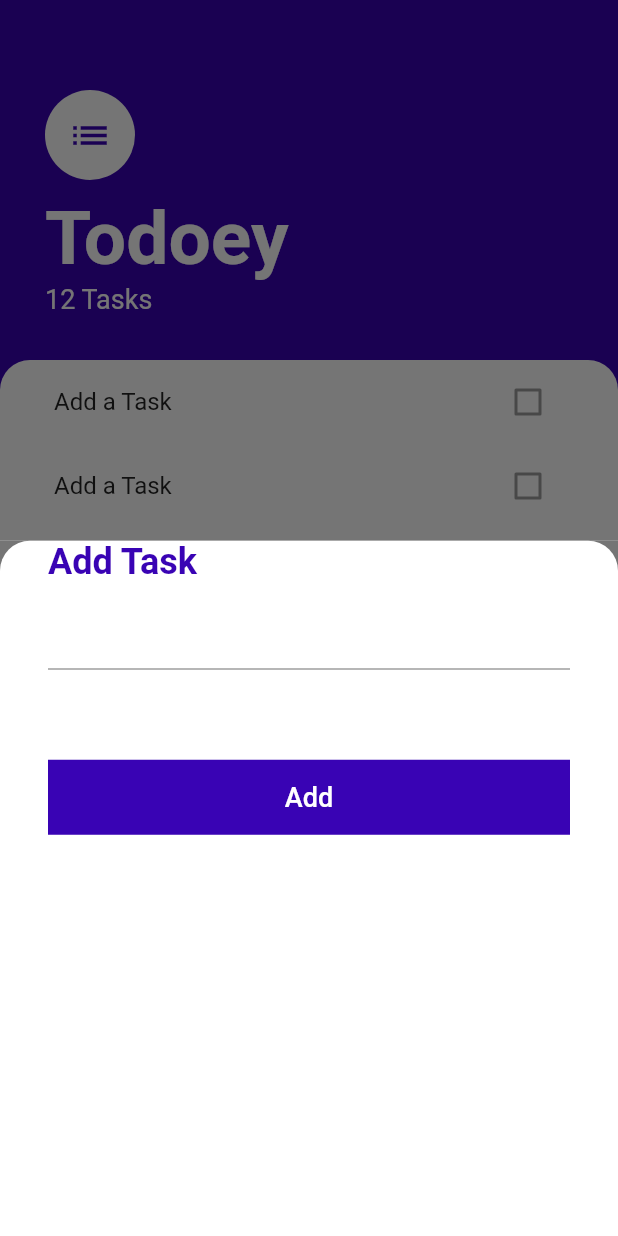
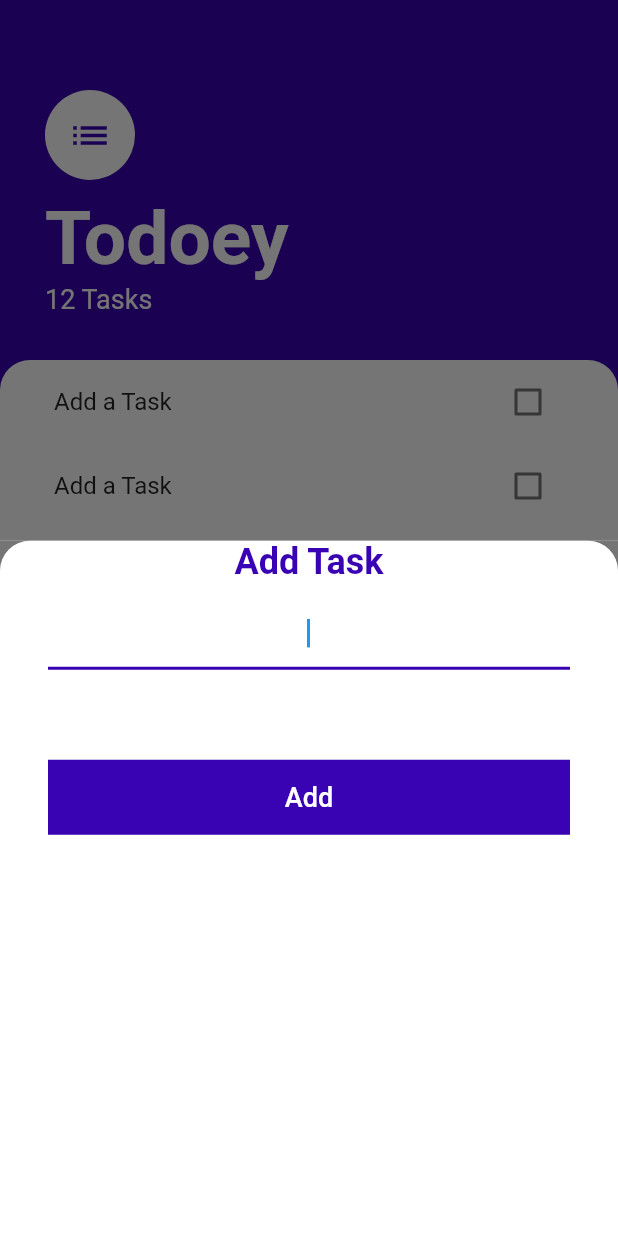
Before and after one commit to fufex3934/todoApp, a Flutter app: the screen it shows after launch, after a tap on the "add" icon, on a phone screen of 412 x 824 dp. Run offline on Flutter 3.47's test engine with Material 2 defaults, Android fonts, the phone set to English and light mode, and no system bars.

Commit message:
third commit

```diff
--- a/lib/screens/add_task_screen.dart
+++ b/lib/screens/add_task_screen.dart
@@ -18,19 +18,21 @@ class AddTaskScreen extends StatelessWidget {
         child: Padding(
           padding: const EdgeInsets.symmetric(horizontal: 32),
           child: Column(
-           crossAxisAlignment: CrossAxisAlignment.start,
+           crossAxisAlignment: CrossAxisAlignment.stretch,
             children:  [
               const Text(
                   'Add Task',
                 style: TextStyle(
                   color: Color(0xFFc3700b3),
                   fontSize: 24,
-                  fontWeight: FontWeight.bold
+                  fontWeight: FontWeight.bold,
                 ),
+                textAlign: TextAlign.center,
               ),
               const SizedBox(height: 10,),
              const TextField(
-
+               textAlign: TextAlign.center,
+               autofocus: true,
               decoration: InputDecoration(
                 border: UnderlineInputBorder(
                   borderSide: BorderSide(color: Color(0xFFc3700b3),width: 2),
--- /dev/null
+++ b/lib/widgets/task_check_box.dart
@@ -0,0 +1,17 @@
+import 'package:flutter/material.dart';
+
+
+class TaskCheckBox extends StatelessWidget {
+  bool checked;
+  final Function(bool?) OnChangedHandler;
+  TaskCheckBox(this.checked,this.OnChangedHandler, {super.key});
+
+  @override
+  Widget build(BuildContext context) {
+    return Checkbox(
+        value: checked,
+        onChanged: OnChangedHandler,
+      activeColor: const  Color(0xFFc3700b3),
+    );
+  }
+}
--- a/lib/widgets/tasks_list.dart
+++ b/lib/widgets/tasks_list.dart
@@ -9,7 +9,7 @@ class TasksList extends StatelessWidget {
   @override
   Widget build(BuildContext context) {
     return ListView(
-      children:  const [
+      children:   [
         TasksTile(),
         TasksTile(),
         TasksTile()
--- a/lib/widgets/tasks_tile.dart
+++ b/lib/widgets/tasks_tile.dart
@@ -1,18 +1,32 @@
  import 'package:flutter/material.dart';
+import '../widgets/task_check_box.dart';
 
-class TasksTile extends StatelessWidget {
-  const TasksTile({
-    super.key,
-  });
+class TasksTile extends StatefulWidget {
+
+
+  @override
+  State<TasksTile> createState() => _TasksTileState();
+}
+
+class _TasksTileState extends State<TasksTile> {
+  bool isChecked = false;
+
+  void _OnChangeHandler(bool? newValue){
+    setState(() {
+      isChecked = newValue!;
+    });
+  }
 
   @override
   Widget build(BuildContext context) {
-    return const ListTile(
-      title: Text('Add a Task'),
-      trailing: Checkbox(
-          value: false,
-          onChanged: null
+    return  ListTile(
+      title:  Text(
+          'Add a Task',
+        style: TextStyle(
+          decoration: isChecked? TextDecoration.lineThrough:null
+        ),
       ),
+      trailing: TaskCheckBox(isChecked,_OnChangeHandler),
     );
   }
 }
```
